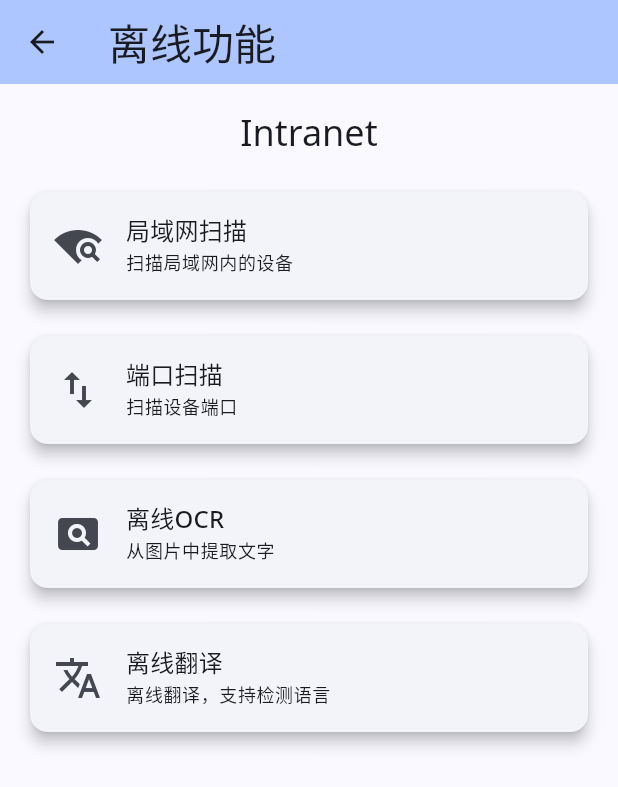
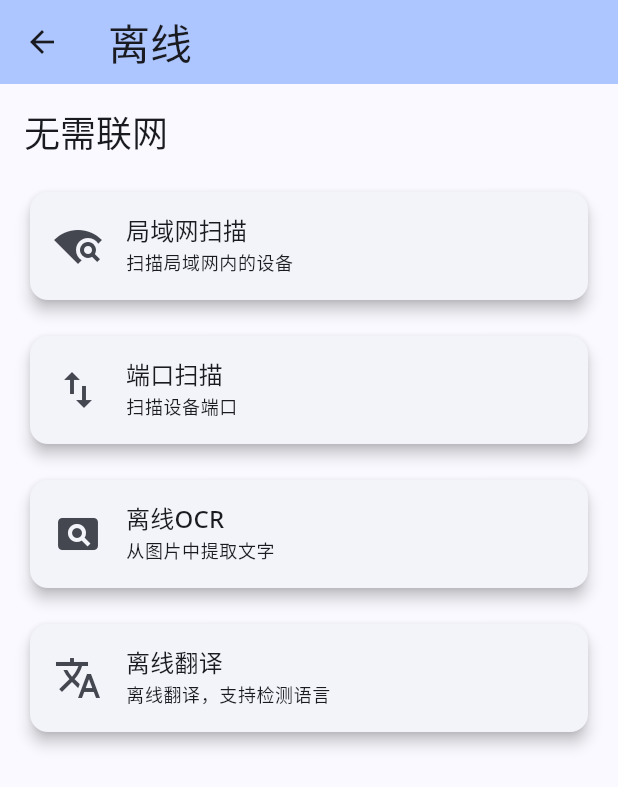
Before and after one commit to 4evergr8/atoolbox, a Flutter app: the IntranetPage screen opened directly, on a phone screen of 412 x 824 dp. Shown: the top 787 px of the screen. Run offline on Flutter 3.47's test engine with Material 3 defaults, Android fonts, the phone set to English and light mode, and no system bars; our stand-ins replace google_fonts, image_picker, share_plus, shared_preferences; missing offline and left inert: google_mlkit_language_id, google_mlkit_text_recognition, google_mlkit_translation, json2yaml, network_info_plus, share_handler_platform_interface; accounts and stored records are empty.

Commit message:
Update intranet_page.dart

```diff
--- a/lib/views/intranet_page.dart
+++ b/lib/views/intranet_page.dart
@@ -12,17 +12,17 @@ class IntranetPage extends StatelessWidget {
     final theme = Theme.of(context);
     return Scaffold(
       appBar: AppBar(
-        title: Text('离线功能', style: theme.textTheme.headlineMedium),
+        title: Text('离线', style: theme.textTheme.headlineMedium),
         backgroundColor: theme.colorScheme.inversePrimary,
       ),
       body: Padding(
         padding: const EdgeInsets.all(16.0),
         child: SingleChildScrollView(
           child: Column(
-            crossAxisAlignment: CrossAxisAlignment.center,
+            crossAxisAlignment: CrossAxisAlignment.start,
             children: [
               Text(
-                'Intranet',
+                '无需联网',
                 style: Theme.of(context).textTheme.headlineSmall,
               ),
               SizedBox(height: 20),
```
